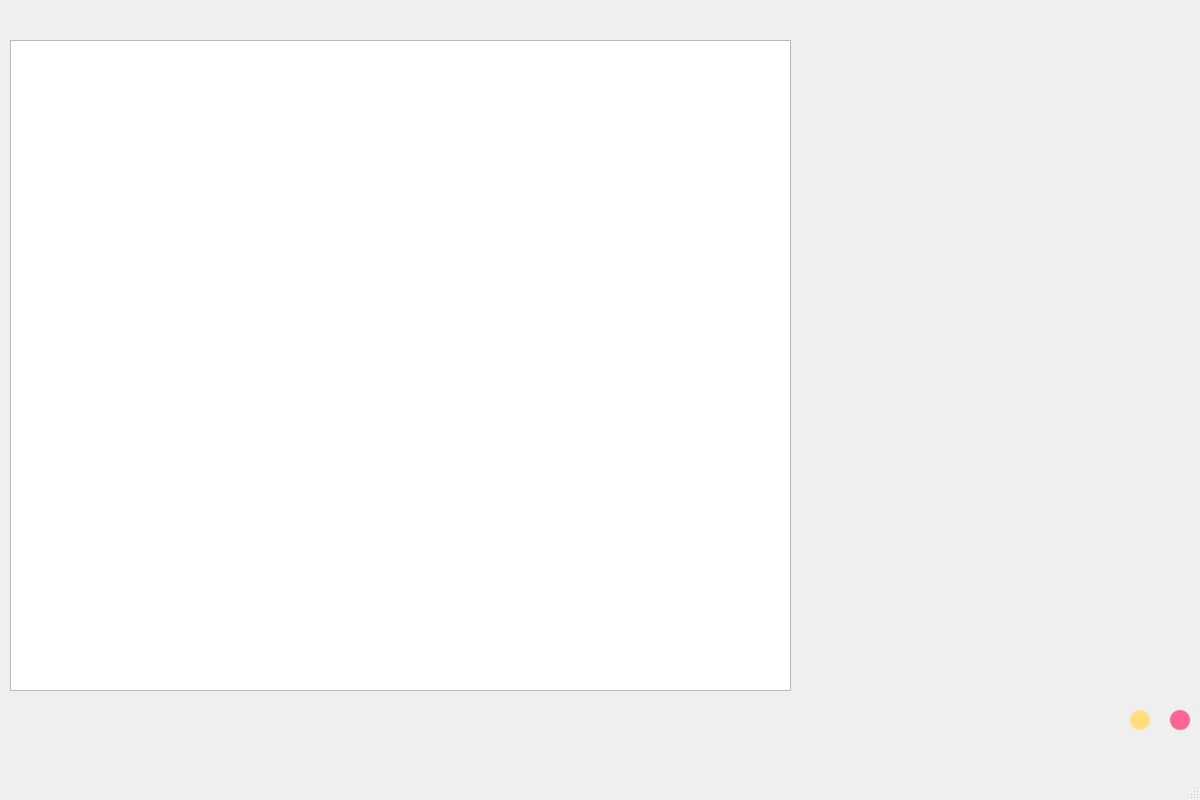
Qt form ui/loadcsv.ui (iaouihou/Emotion_analysis-LSTM) before a commit.
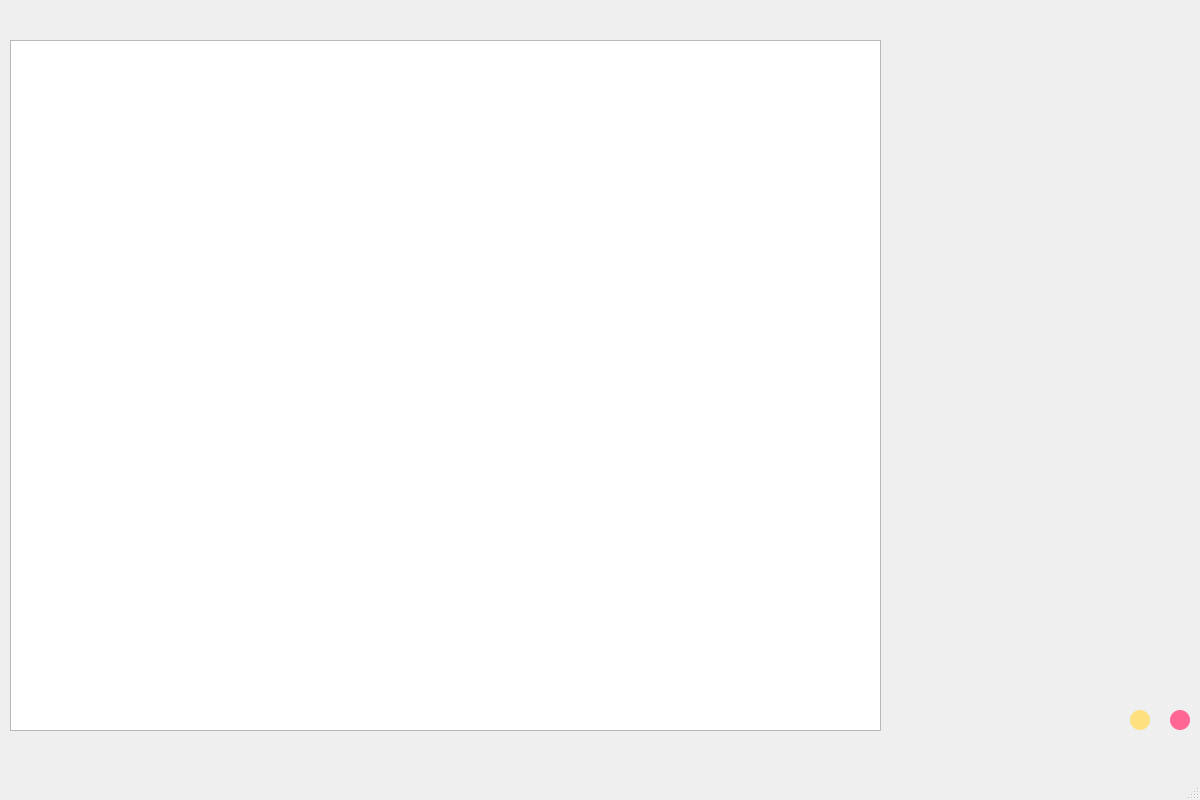
The same form after that commit.

Diff of the .ui file:
```diff
--- a/ui/loadcsv.ui
+++ b/ui/loadcsv.ui
@@ -19,8 +19,8 @@
      <rect>
       <x>10</x>
       <y>40</y>
-      <width>781</width>
-      <height>651</height>
+      <width>871</width>
+      <height>691</height>
      </rect>
     </property>
    </widget>
```
